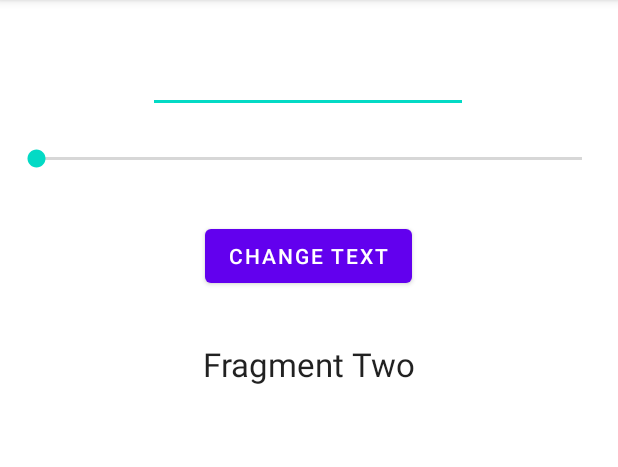
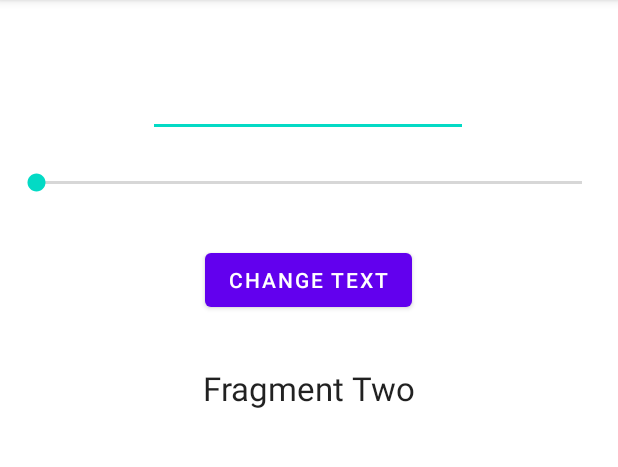
Before and after one commit to tobyatgithub/Android-Developer-Fundamentals-Java, an Android app: the screen it shows after launch (MainActivity), on a phone screen of 412 x 824 dp, the part 84-551 px from its top. Run offline under Robolectric (Android 15) with nearby library versions, the phone set to English and light mode, and no system bars.

Commit message:
add top margin cosntrain for fragment one.

```diff
--- a/(Java)AndroidStudio4DevelopmentEssentials/app/src/main/res/layout/activity_main.xml
+++ b/(Java)AndroidStudio4DevelopmentEssentials/app/src/main/res/layout/activity_main.xml
@@ -11,9 +11,10 @@
         android:name="com.toby.fragmentexample.ToolbarFragment"
         android:layout_width="match_parent"
         android:layout_height="wrap_content"
+        android:layout_marginTop="16dp"
+        app:layout_constraintTop_toTopOf="parent"
         tools:layout="@layout/fragment_toolbar"
-        tools:layout_editor_absoluteX="196dp"
-        tools:layout_editor_absoluteY="13dp" />
+        tools:layout_editor_absoluteX="196dp" />
 
     <fragment
         android:id="@+id/text_fragment"
```
